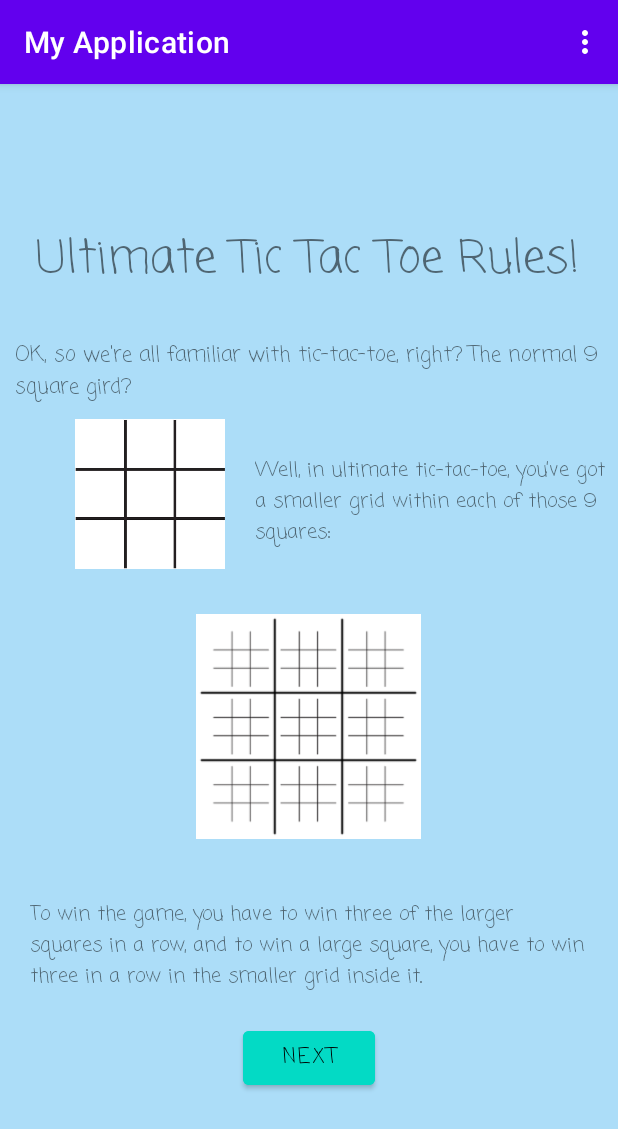
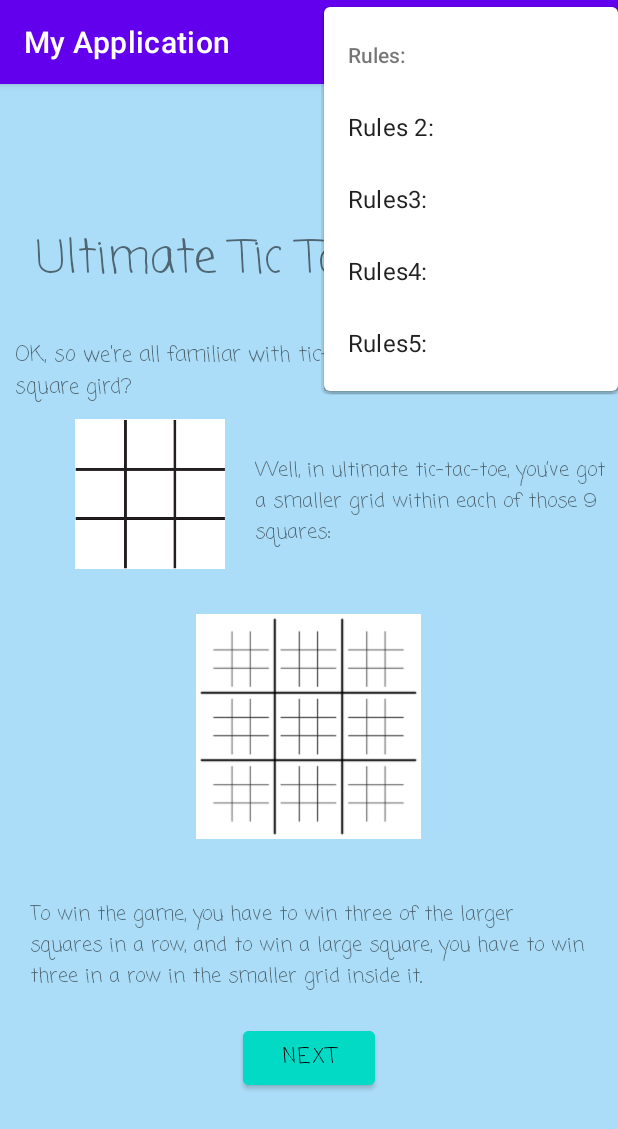
Before and after one commit to avivaviv283/TicTacToe2, an Android app: the Rules screen opened directly, with no data from a screen before it, in the options menu, after a tap on "Rules:", on a phone screen of 412 x 824 dp. Shown: the top 1129 px of the screen. Run offline under Robolectric (Android 15) with nearby library versions, the phone set to English and light mode, and no system bars.

Commit message:
added menu in Rules activities that does not show in the rest of the app

```diff
--- a/app/src/main/java/com/example/myapplication/Rules.java
+++ b/app/src/main/java/com/example/myapplication/Rules.java
@@ -14,13 +14,14 @@ import android.widget.Toast;
 
 public class Rules extends AppCompatActivity {
     Button rules2;
-    Intent goRules2, goMenu, goStats;
+    Intent goRules2,goRules3,goRules4,goRules5, goMenu, goStats;
 
     @Override
     protected void onCreate(Bundle savedInstanceState) {
         super.onCreate(savedInstanceState);
         setContentView(R.layout.activity_rules);
         rules2 = findViewById(R.id.rules2);
+
     }
 
     public void goRules2(View view) {
@@ -33,6 +34,7 @@ public class Rules extends AppCompatActivity {
     public boolean onCreateOptionsMenu(Menu menu) {
         MenuInflater inflater = getMenuInflater();
         inflater.inflate(R.menu.mymenu, menu);
+        menu.findItem(R.id.allRules).setVisible(true);
         return true;
     }
 
@@ -48,6 +50,22 @@ public class Rules extends AppCompatActivity {
         } else if (item.getItemId() == R.id.homepage) {
             goMenu = new Intent(this, MainActivity.class);
             startActivity(goMenu);
+
+        } else if (item.getItemId() == R.id.r2) {
+            goRules2 = new Intent(this, Rules2.class);
+            startActivity(goRules2);
+        }
+        else if (item.getItemId() == R.id.r3) {
+            goRules3 = new Intent(this, Rules3.class);
+            startActivity(goRules3);
+        }
+        else if (item.getItemId() == R.id.r4) {
+            goRules4 = new Intent(this, Rules4.class);
+            startActivity(goRules4);
+        }
+        else if (item.getItemId() == R.id.r5) {
+            goRules5 = new Intent(this, Rules5.class);
+            startActivity(goRules5);
         }
         return true;
 
--- a/app/src/main/res/menu/mymenu.xml
+++ b/app/src/main/res/menu/mymenu.xml
@@ -8,22 +8,30 @@
     <item
         android:id="@+id/rulespage"
         android:title="Rules" />
-    <item android:title="Rules:">
+    <item
+        android:id="@+id/allRules"
+        android:title="Rules:"
+        android:visible="false">
         <menu xmlns:android="http://schemas.android.com/apk/res/android">
             <item
-                android:visible="false"
-                android:id="@+id/r1"
-                android:title="Rules 1:" />
+                android:id="@+id/r2"
+                android:title="Rules 2:"
+                 />
             <item
-                android:visible="false"
-                android:id="@+id/r2"
-                android:title="Rules2:"/>
+                android:id="@+id/r3"
+                android:title="Rules3:"
+                />
+            <item
+                android:id="@+id/r4"
+                android:title="Rules4:"
+                />
+            <item
+                android:id="@+id/r5"
+                android:title="Rules5:"
+                />
 
         </menu>
     </item>
 
 
-    />
-
-
 </menu>
```
Also changed, not shown: app/src/main/java/com/example/myapplication/Rules2.java (+45 -3 lines), app/src/main/java/com/example/myapplication/Rules3.java (+42 -1 lines), app/src/main/java/com/example/myapplication/Rules4.java (+45 -1 lines), app/src/main/java/com/example/myapplication/Rules5.java (+43 -1 lines).
